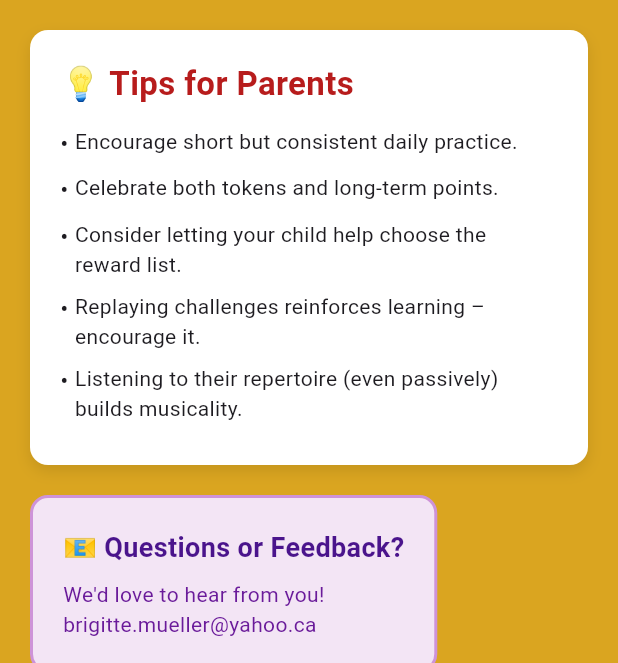
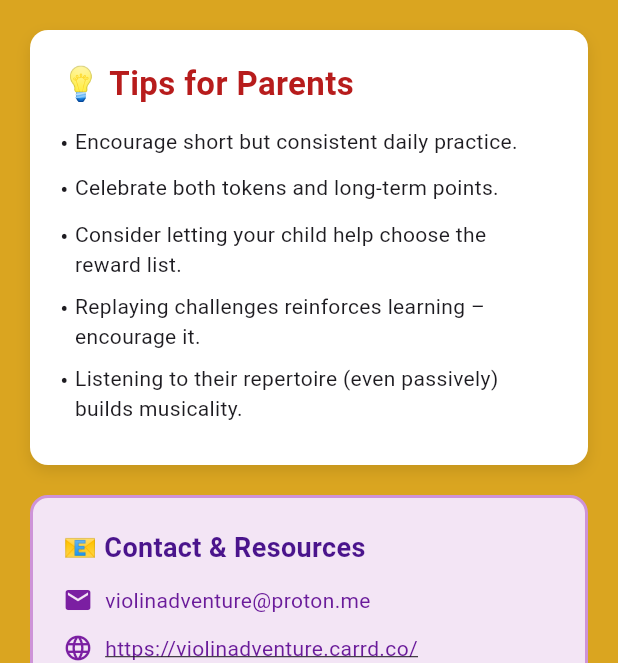
Before and after one commit to mbbrigitte/motivation-app, a Flutter app: the ParentInfo screen opened directly, scrolled down 1728 dp, on a phone screen of 412 x 824 dp, the part 573-1236 px from its top. Run offline on Flutter 3.47's test engine with Material 3 defaults, Android fonts, the phone set to English and light mode, and no system bars; our stand-ins replace audioplayers, permission_handler, sensors_plus, shared_preferences, video_player; accounts and stored records are empty; Roboto replaces fonts that are missing (Georgia).

Commit message:
added icon for app and updated parent screen and violin timer

```diff
--- a/lib/screens/knights_practice_timer.dart
+++ b/lib/screens/knights_practice_timer.dart
@@ -260,14 +260,21 @@ SizedBox(
       ? ClipRRect(
           borderRadius: BorderRadius.circular(10),
           child: Transform.rotate(
-            angle: 45 * 3.1415926535 / 180, // +45 degrees
-            child: ClipRect(
-              child: Align(
-                alignment: Alignment.center,
-                widthFactor: 0.7, // keeps 70% → cuts ~15% left & right
-                child: AspectRatio(
-                  aspectRatio: _videoController!.value.aspectRatio,
-                  child: VideoPlayer(_videoController!),
+            angle: 45 * 3.1415926535 / 180,
+            child: Transform.scale(
+              scale: 1.03, // important for Android seam
+              child: ClipRect(
+                child: Align(
+                  alignment: Alignment.center,
+                  widthFactor: 0.7, // crop left & right
+                  child: FittedBox(
+                    fit: BoxFit.cover,
+                    child: SizedBox(
+                      width: _videoController!.value.size.width,
+                      height: _videoController!.value.size.height,
+                      child: VideoPlayer(_videoController!),
+                    ),
+                  ),
                 ),
               ),
             ),
@@ -281,6 +288,7 @@ SizedBox(
           ),
         ),
 ),
+
 
               SizedBox(height: h * 0.015),
 
--- a/lib/screens/parent_info.dart
+++ b/lib/screens/parent_info.dart
@@ -562,18 +562,94 @@ class _ParentInfoState extends State<ParentInfo> {
       crossAxisAlignment: CrossAxisAlignment.start,
       children: [
         Text(
-            "📧 Questions or Feedback?",
+          "📧 Contact & Resources",
           style: TextStyle(
             fontSize: 18,
             fontWeight: FontWeight.bold,
             color: Colors.purple[900],
           ),
         ),
+        const SizedBox(height: 12),
+
+        // Email
+        Row(
+          children: [
+            Icon(Icons.email, size: 20, color: Colors.purple[700]),
+            const SizedBox(width: 8),
+            Expanded(
+              child: Text(
+                "violinadventure@proton.me",
+                style: TextStyle(fontSize: 14, color: Colors.purple[800]),
+              ),
+            ),
+          ],
+        ),
+
+        const SizedBox(height: 12),
+
+        // Website
+        Row(
+          children: [
+            Icon(Icons.language, size: 20, color: Colors.purple[700]),
+            const SizedBox(width: 8),
+            Expanded(
+              child: Text(
+                "https://violinadventure.carrd.co/",
+                style: TextStyle(
+                  fontSize: 14,
+                  color: Colors.purple[800],
+                  decoration: TextDecoration.underline,
+                ),
+              ),
+            ),
+          ],
+        ),
+
+        const SizedBox(height: 16),
+
+        // Notebook info
+        Container(
+          padding: const EdgeInsets.all(12),
+          decoration: BoxDecoration(
+            color: Colors.purple[100],
+            borderRadius: BorderRadius.circular(8),
+          ),
+          child: Column(
+            crossAxisAlignment: CrossAxisAlignment.start,
+            children: [
+              Row(
+                children: [
+                  Icon(Icons.book, size: 20, color: Colors.purple[900]),
+                  const SizedBox(width: 8),
+                  Text(
+                    "Practice Notebooks Available",
+                    style: TextStyle(
+                      fontSize: 15,
+                      fontWeight: FontWeight.bold,
+                      color: Colors.purple[900],
+                    ),
+                  ),
+                ],
+              ),
               const SizedBox(height: 8),
               Text(
-            "We'd love to hear from you!\n"
-            "brigitte.mueller@yahoo.ca",
-            style: TextStyle(fontSize: 14, color: Colors.purple[800]),
+                "Enhance your child's practice with our specially designed "
+                "practice notebooks! Visit our website to learn more and purchase.",
+                style: TextStyle(fontSize: 13, color: Colors.purple[800]),
+              ),
+            ],
+          ),
+        ),
+
+        const SizedBox(height: 12),
+
+        Text(
+          "Questions or feedback? We'd love to hear from you!",
+          style: TextStyle(
+            fontSize: 13,
+            color: Colors.purple[700],
+            fontStyle: FontStyle.italic,
+          ),
         ),
       ],
     ),
--- a/pubspec.yaml
+++ b/pubspec.yaml
@@ -50,6 +50,8 @@ dev_dependencies:
   # package. See that file for information about deactivating specific lint
   # rules and activating additional ones.
   flutter_lints: ^5.0.0
+  flutter_launcher_icons: ^0.13.1  # icon in app store
+
 
 # For information on the generic Dart part of this file, see the
 # following page: https://dart.dev/tools/pub/pubspec
@@ -98,3 +100,7 @@ flutter:
   #
   # For details regarding fonts from package dependencies,
   # see https://flutter.dev/to/font-from-package
+flutter_launcher_icons:
+  android: true
+  ios: true
+  image_path: "assets/icon/my_violin_icon.png"
```
Also changed, not shown: assets/icons/my_violin_icon.png (added), assets/icons/my_violin_icon.webp (added), pubspec.lock. Lines whose indentation alone changed are shown as unchanged.
